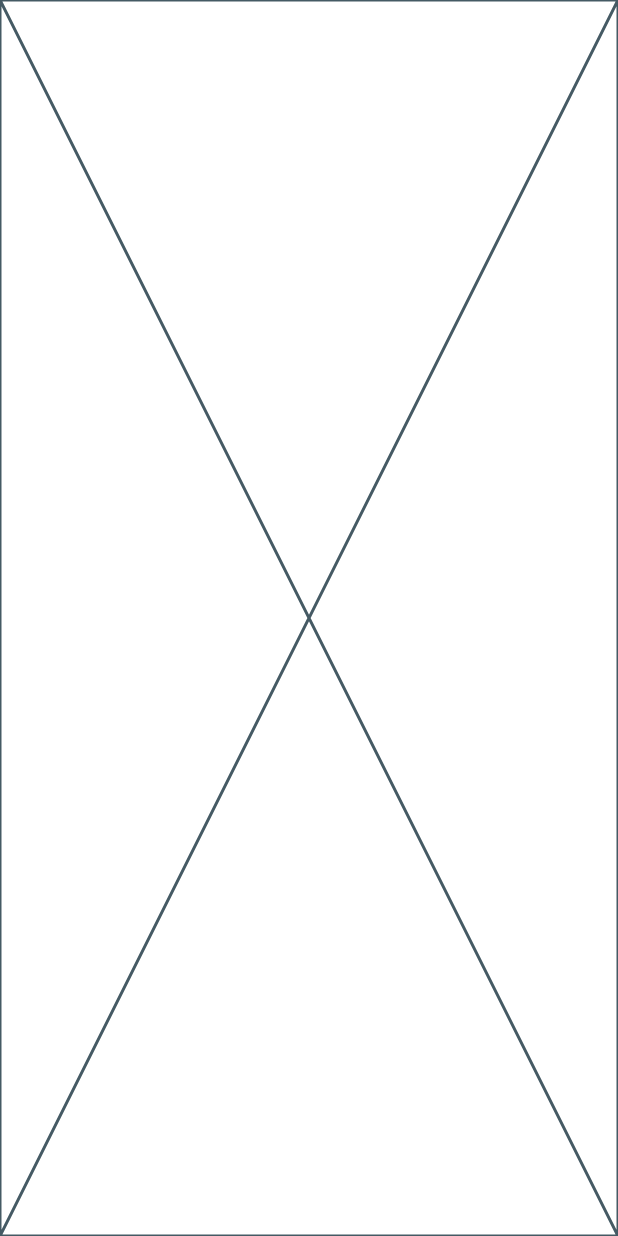
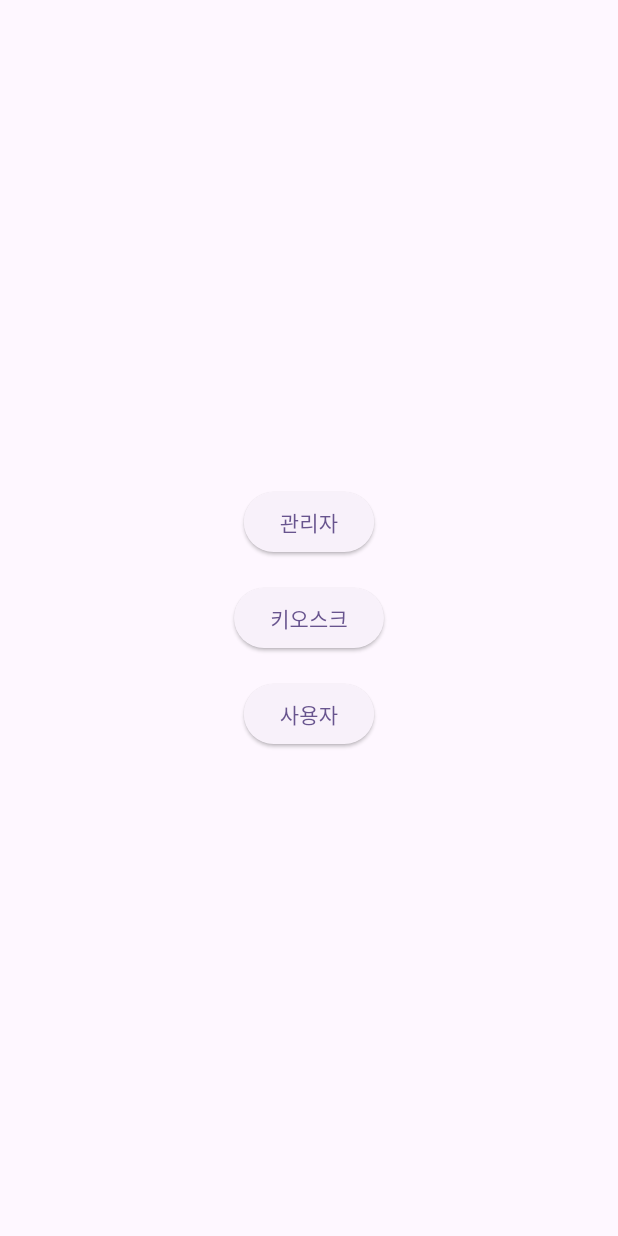
Before and after one commit to yon981yz/flutter_teamproject_shoes, a Flutter app: the screen it shows after launch, on a phone screen of 412 x 824 dp. Run offline on Flutter 3.47's test engine with Material 3 defaults, Android fonts, the phone set to English and light mode, and no system bars; our stand-ins replace get, sqflite; accounts and stored records are empty.

Commit message:
update
o

```diff
--- a/lib/view/home.dart
+++ b/lib/view/home.dart
@@ -1,4 +1,8 @@
 import 'package:flutter/material.dart';
+import 'package:flutter_teamproject_shoes/view/cust_home.dart';
+import 'package:flutter_teamproject_shoes/view/mgt_home.dart';
+import 'package:flutter_teamproject_shoes/view/user_login.dart';
+import 'package:get/get.dart';
 
 class Home extends StatefulWidget {
   const Home({super.key});
@@ -10,6 +14,47 @@ class Home extends StatefulWidget {
 class _HomeState extends State<Home> {
   @override
   Widget build(BuildContext context) {
-    return const Placeholder();
+    return Scaffold(
+      body: Center(
+        child: Column(
+          mainAxisAlignment: MainAxisAlignment.center,
+          children: [
+            Padding(
+              padding: const EdgeInsets.all(8.0),
+              child: ElevatedButton(
+                onPressed: () {
+                  Get.to(
+                    ()=> const MgtHome()
+                  );
+                },
+                child: const Text('관리자'),
+              ),
+            ),
+            Padding(
+              padding: const EdgeInsets.all(8.0),
+              child: ElevatedButton(
+                onPressed: () {
+                  Get.to(
+                    ()=> const CustHome()
+                  );
+                },
+                child: const Text('키오스크'),
+              ),
+            ),
+            Padding(
+              padding: const EdgeInsets.all(8.0),
+              child: ElevatedButton(
+                onPressed: () {
+                  Get.to(
+                    ()=> const UserLogin()
+                  );
+                },
+                child: const Text('사용자'),
+              ),
+            ),
+          ],
+        ),
+      ),
+    );
   }
 }
```
Also changed, not shown: lib/view/cust_home.dart (added, +15 -0 lines), lib/view/mgt_home.dart (+4 -4 lines), lib/view/mgt_order_search.dart (+4 -4 lines), lib/view/mgt_product_add.dart (+4 -4 lines), lib/view/mgt_product_mgt.dart (+4 -4 lines), lib/view/mgt_statistic.dart (+4 -4 lines), 4 other files.
